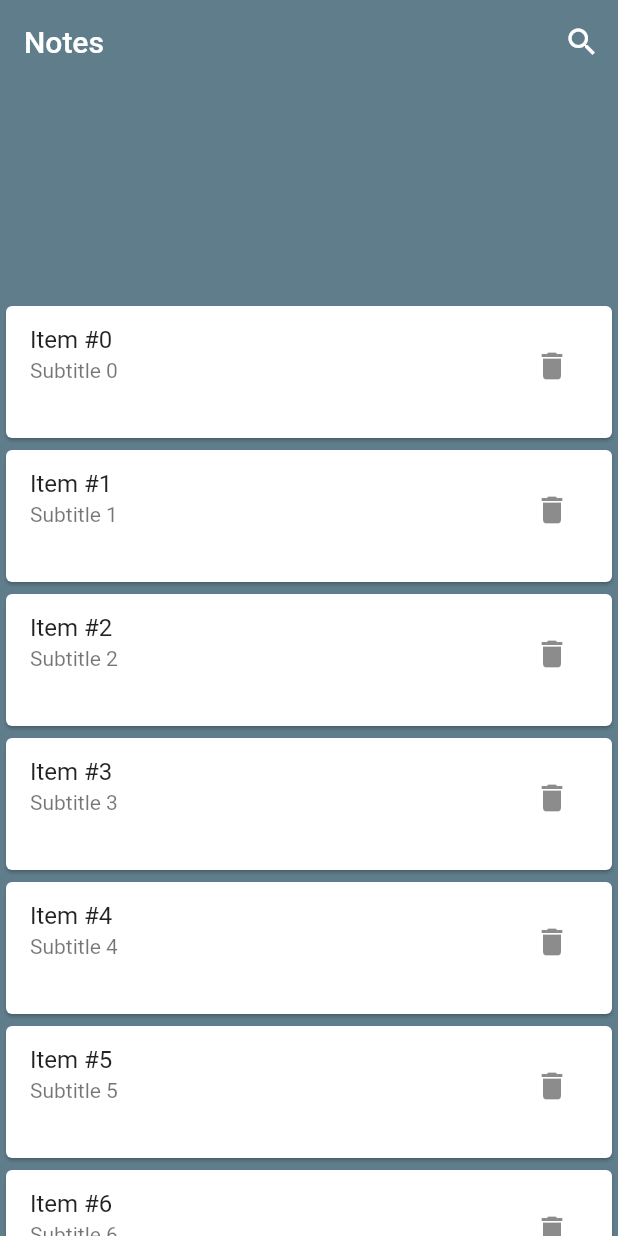
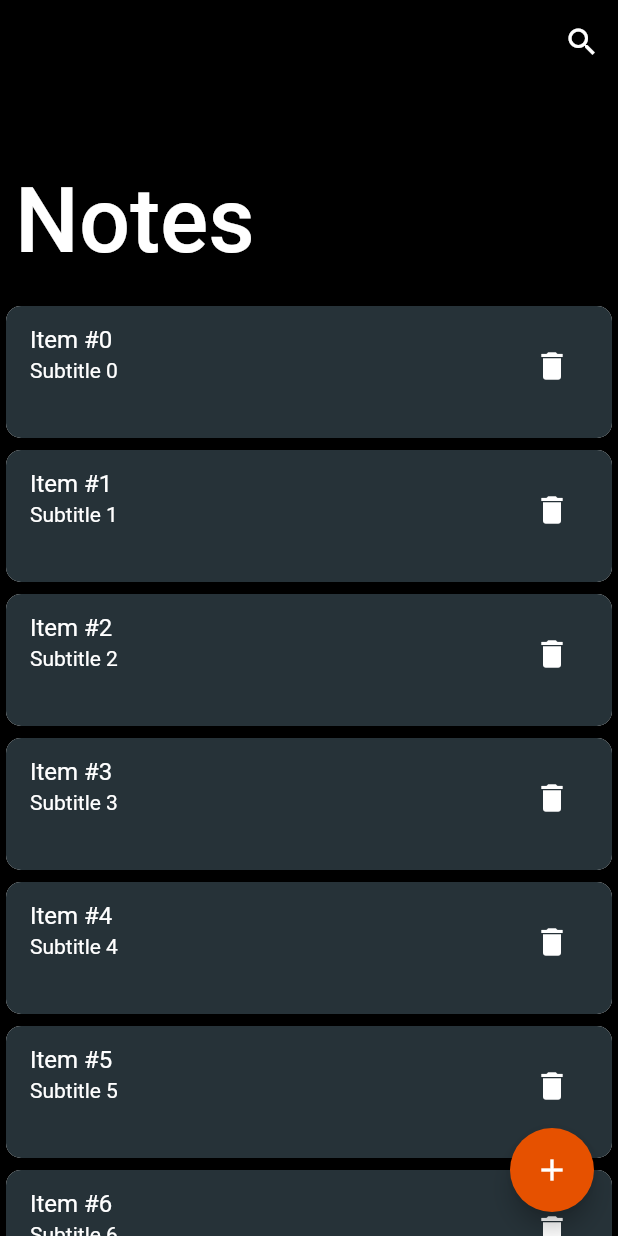
Before and after one commit to Pkisic/student_note_app, a Flutter app: the screen it shows after launch, on a phone screen of 412 x 824 dp. Run offline on Flutter 3.47's test engine with Material 2 defaults, Android fonts, the light colour scheme and no system bars.

Commit message:
Updated design and added floating action button

```diff
--- a/lib/main.dart
+++ b/lib/main.dart
@@ -31,16 +31,18 @@
   @override
   Widget build(BuildContext context) {
     return Scaffold(
-      backgroundColor: Colors.blueGrey,
+        backgroundColor: Colors.black,
         body: CustomScrollView(
           physics: const BouncingScrollPhysics(
               parent: AlwaysScrollableScrollPhysics()),
           slivers: [
             SliverAppBar(
-            title: const Text('Notes'),
               floating: true,
               flexibleSpace: const FlexibleSpaceBar(
-              stretchModes: <StretchMode>[StretchMode.fadeTitle],
+                title: Text('Notes'),
+                stretchModes: <StretchMode>[StretchMode.zoomBackground],
+                expandedTitleScale: 3,
+                titlePadding: EdgeInsets.only(left: 10, bottom: 20.0),
               ),
               expandedHeight: 200,
               stretch: true,
@@ -51,7 +53,7 @@
                   onPressed: () {},
                 )
               ],
-            backgroundColor: Colors.blueGrey,
+              backgroundColor: Colors.black,
             ),
             SliverList(
               delegate: SliverChildBuilderDelegate(
@@ -60,20 +62,28 @@
                     title: Text('Item #$index'),
                     subtitle: Text('Subtitle $index'),
                     isThreeLine: true,
-                  tileColor: Colors.white,
+                    tileColor: Colors.blueGrey[900],
+                    textColor: Colors.white,
+                    iconColor: Colors.white,
                     trailing: IconButton(
                       icon: const Icon(Icons.delete),
                       onPressed: () {},
                     ),
                     shape: RoundedRectangleBorder(
-                      borderRadius: BorderRadius.circular(300)),
+                        borderRadius: BorderRadius.circular(10)),
                   ),
+                  shape: RoundedRectangleBorder(
+                      borderRadius: BorderRadius.circular(10)),
                 ),
                 childCount: 40,
               ),
             ),
           ],
         ),
-    );
+        floatingActionButton: FloatingActionButton(
+          onPressed: () {},
+          child: const Icon(Icons.add),
+          backgroundColor: Colors.orange[900],
+        ));
   }
 }
```
Lines whose indentation alone changed are shown as unchanged.
